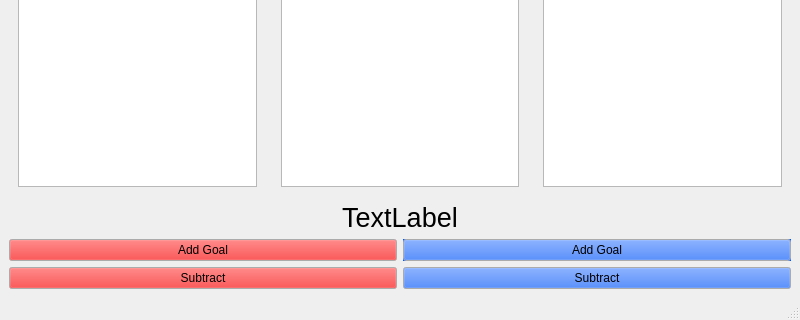
Qt form resource_gathering_ui_v2.ui (GroupOfRobots/TwitchGo-Bot) before a commit; both pictures show x 0 to 800 and y 280 to 600 of the 800 by 600 pixel window.
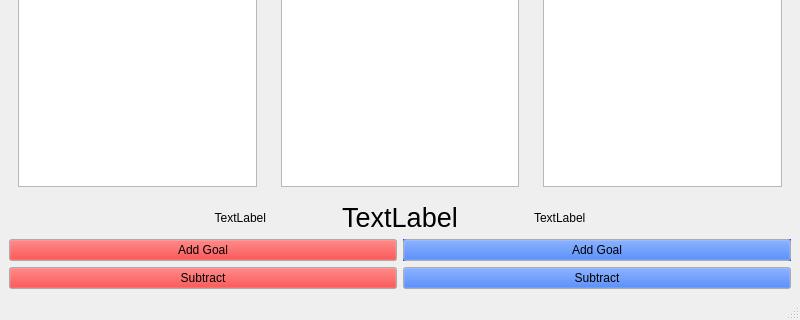
The same form after that commit. The open tabs and pages were chosen to show the change.

Commit message: added displaying of bonus time

```diff
--- a/resource_gathering_ui_v2.ui
+++ b/resource_gathering_ui_v2.ui
@@ -275,6 +275,18 @@
      </layout>
     </item>
     <item>
+     <layout class="QHBoxLayout" name="horizontalLayout_2">
+      <item>
+       <widget class="QLabel" name="bonus_time_first">
+        <property name="text">
+         <string>TextLabel</string>
+        </property>
+        <property name="alignment">
+         <set>Qt::AlignRight|Qt::AlignTrailing|Qt::AlignVCenter</set>
+        </property>
+       </widget>
+      </item>
+      <item>
      <widget class="QLabel" name="score">
       <property name="font">
        <font>
@@ -288,6 +300,15 @@
        <set>Qt::AlignCenter</set>
       </property>
      </widget>
+      </item>
+      <item>
+       <widget class="QLabel" name="bonus_time_second">
+        <property name="text">
+         <string>TextLabel</string>
+        </property>
+       </widget>
+      </item>
+     </layout>
     </item>
     <item>
      <layout class="QGridLayout" name="gridLayout">
```
Left out of the diff: 2 changed lines with no effect on the pictures. Lines whose indentation alone changed are shown as unchanged. The commit also changes 2 other files.
